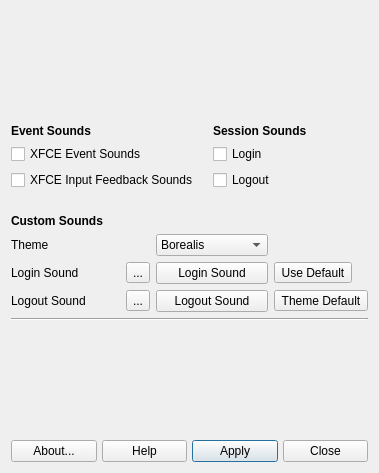
Above: mxsystemsounds.ui from MX-Linux/mx-system-sounds before the change. Below: the same form after it.
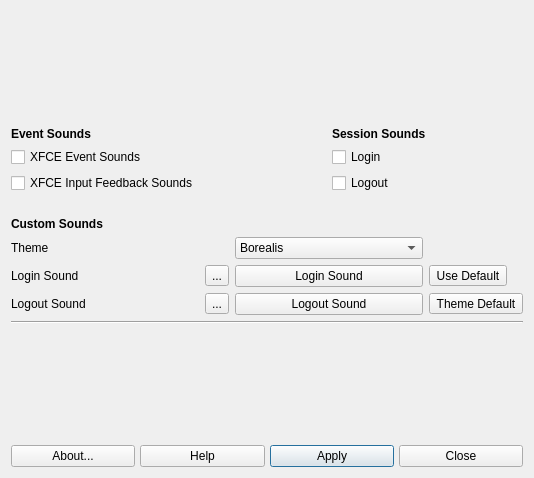
That is the form after the change. Icons and pictures are not drawn.

The edit to the form file:
```diff
--- a/mxsystemsounds.ui
+++ b/mxsystemsounds.ui
@@ -6,8 +6,8 @@
    <rect>
     <x>0</x>
     <y>0</y>
-    <width>379</width>
-    <height>473</height>
+    <width>534</width>
+    <height>478</height>
    </rect>
   </property>
   <property name="windowTitle">
```
Left out of the diff: 50 changed lines with no effect on the pictures.
